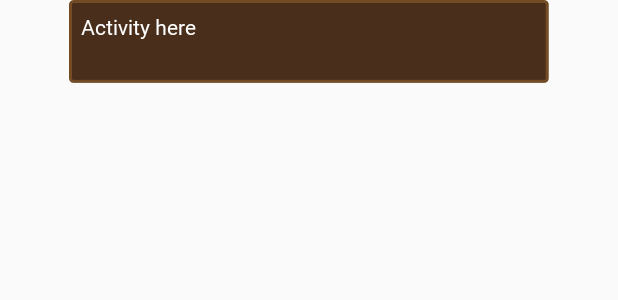
After one commit to kohjingyu/Lemons, an Android app: the layout activity_log_view_holder.xml on its own in the app's theme, with its tools: preview values and no code run, on a phone screen of 412 x 824 dp. The commit adds this screen. Shown: the top 300 px of the screen. Run offline under Robolectric (Android 15) with nearby library versions, the phone set to English and light mode, and no system bars.

Commit message:
Added activity log base code

```diff
--- a/app/src/main/AndroidManifest.xml
+++ b/app/src/main/AndroidManifest.xml
@@ -46,7 +46,8 @@
         <activity
             android:name=".FriendsActivityNew"
             android:windowSoftInputMode="stateVisible|adjustPan" />
-        <activity android:name=".StrangerProfileActivity"></activity>
+        <activity android:name=".StrangerProfileActivity" />
+        <activity android:name=".LogActivity"></activity>
     </application>
 
 </manifest>
--- a/app/src/main/java/com/example/kohjingyu/lemons/AccountActivity.java
+++ b/app/src/main/java/com/example/kohjingyu/lemons/AccountActivity.java
@@ -224,4 +224,10 @@ public class AccountActivity extends AppCompatActivity
         Intent intent = new Intent(AccountActivity.this, FriendsActivityNew.class);
         AccountActivity.this.startActivity(intent);
     }
+
+    public void loadLog(View view) {
+        Log.i("Lemons", "Loading log");
+        Intent intent = new Intent(AccountActivity.this, LogActivity.class);
+        AccountActivity.this.startActivity(intent);
+    }
 }
--- /dev/null
+++ b/app/src/main/res/layout/activity_log_view_holder.xml
@@ -0,0 +1,36 @@
+<?xml version="1.0" encoding="utf-8"?>
+
+<android.support.constraint.ConstraintLayout xmlns:android="http://schemas.android.com/apk/res/android"
+    xmlns:tools="http://schemas.android.com/tools"
+    android:layout_width="match_parent"
+    android:layout_height="wrap_content"
+    xmlns:app="http://schemas.android.com/apk/res-auto">
+
+    <ImageView
+        android:id="@+id/friendsViewHolderBackground"
+        android:layout_width="wrap_content"
+        android:layout_height="wrap_content"
+        android:src="@drawable/friendgrid"
+        app:layout_constraintBottom_toBottomOf="parent"
+        app:layout_constraintEnd_toEndOf="parent"
+        app:layout_constraintStart_toStartOf="parent"
+        app:layout_constraintTop_toTopOf="parent" />
+
+    <TextView
+        android:id="@+id/viewholder_textview"
+        android:layout_width="0dp"
+        android:layout_height="0dp"
+        android:layout_marginBottom="8dp"
+        android:layout_marginEnd="8dp"
+        android:layout_marginStart="8dp"
+        android:layout_marginTop="8dp"
+        android:background="@android:color/transparent"
+        android:text="Activity here"
+        android:textColor="#FFFFFF"
+        app:layout_constraintBottom_toBottomOf="@+id/friendsViewHolderBackground"
+        app:layout_constraintEnd_toEndOf="@+id/friendsViewHolderBackground"
+        app:layout_constraintStart_toStartOf="@+id/friendsViewHolderBackground"
+        app:layout_constraintTop_toTopOf="@+id/friendsViewHolderBackground" />
+
+
+</android.support.constraint.ConstraintLayout>
```
Also changed, not shown: app/src/main/java/com/example/kohjingyu/lemons/ActivityLogAdapter.java (added, +83 -0 lines), app/src/main/java/com/example/kohjingyu/lemons/LeaderboardActivity.java (+0 -17 lines), app/src/main/java/com/example/kohjingyu/lemons/LogActivity.java (added, +47 -0 lines), app/src/main/java/com/example/kohjingyu/lemons/Player.java (+6 -1 lines), app/src/main/res/layout/activity_log.xml (added, +23 -0 lines), app/src/main/res/layout/content_account.xml (+7 -0 lines).
